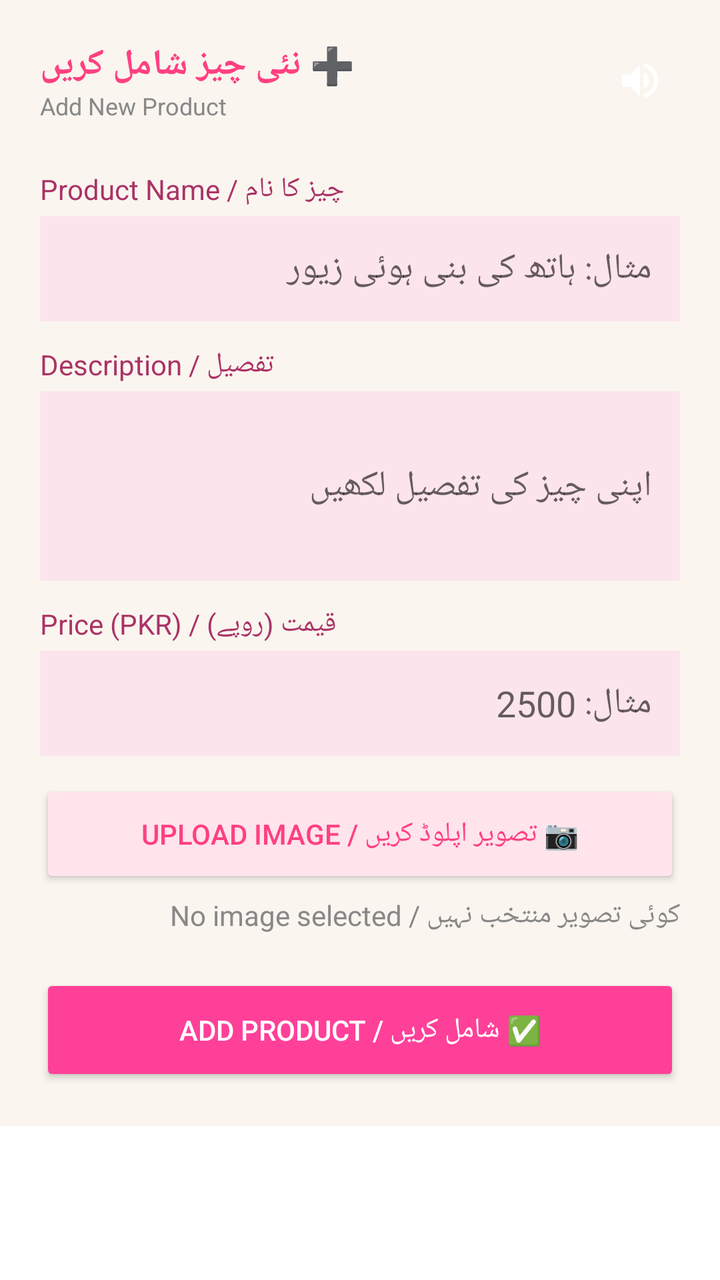
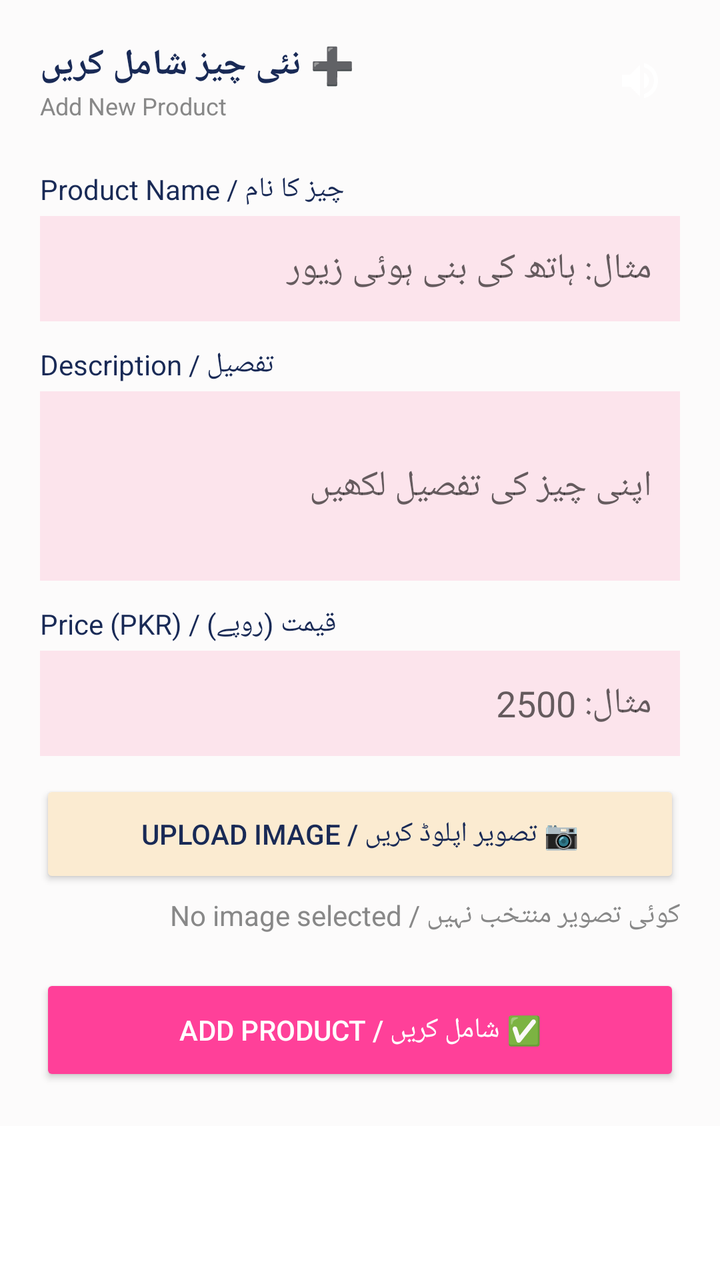

An Android layout rendered at two revisions. The XML below is the earlier revision; the diff shows what the commit changed to produce the second picture.
<!-- AndroidManifest.xml: application theme Theme.SheEmpower -->
<!-- res/layout/activity_add_product.xml -->
<?xml version="1.0" encoding="utf-8"?>
<ScrollView xmlns:android="http://schemas.android.com/apk/res/android"
    android:layout_width="match_parent"
    android:layout_height="match_parent"
    android:background="#FFFFFF">

    <LinearLayout
        android:layout_width="match_parent"
        android:layout_height="wrap_content"
        android:orientation="vertical"
        android:padding="20dp"
        android:background="?android:attr/windowBackground">

        
        
        
        <LinearLayout
            android:layout_width="match_parent"
            android:layout_height="wrap_content"
            android:orientation="horizontal"
            android:gravity="center_vertical"
            android:layout_marginBottom="8dp">

            <LinearLayout
                android:layout_width="0dp"
                android:layout_height="wrap_content"
                android:layout_weight="1"
                android:orientation="vertical">

                <TextView
                    android:layout_width="wrap_content"
                    android:layout_height="wrap_content"
                    android:text="➕ نئی چیز شامل کریں"
                    android:textSize="18sp"
                    android:textStyle="bold"
                    android:textColor="#FF4081" />

                <TextView
                    android:layout_width="wrap_content"
                    android:layout_height="wrap_content"
                    android:text="Add New Product"
                    android:textSize="12sp"
                    android:textColor="#888888" />
            </LinearLayout>

            
            <ImageButton
                android:id="@+id/btnSpeaker"
                android:layout_width="40dp"
                android:layout_height="40dp"
                android:src="@drawable/ic_speaker"
                android:background="@android:color/transparent"
                android:scaleType="centerInside" />
        </LinearLayout>

        
        
        
        <TextView
            android:layout_width="wrap_content"
            android:layout_height="wrap_content"
            android:text="چیز کا نام / Product Name"
            android:textColor="#AA3366"
            android:layout_marginTop="16dp"
            android:layout_marginBottom="4dp" />

        <com.google.android.material.textfield.TextInputEditText
            android:id="@+id/etProductName"
            android:layout_width="match_parent"
            android:layout_height="wrap_content"
            android:hint="مثال: ہاتھ کی بنی ہوئی زیور"
            android:padding="14dp"
            android:background="#FCE4EC"
            android:layout_marginBottom="12dp" />

        
        
        
        <TextView
            android:layout_width="wrap_content"
            android:layout_height="wrap_content"
            android:text="تفصیل / Description"
            android:textColor="#AA3366"
            android:layout_marginBottom="4dp" />

        <com.google.android.material.textfield.TextInputEditText
            android:id="@+id/etDescription"
            android:layout_width="match_parent"
            android:layout_height="wrap_content"
            android:hint="اپنی چیز کی تفصیل لکھیں"
            android:padding="14dp"
            android:background="#FCE4EC"
            android:layout_marginBottom="12dp"
            android:minLines="3" />

        
        
        
        <TextView
            android:layout_width="wrap_content"
            android:layout_height="wrap_content"
            android:text="قیمت (روپے) / Price (PKR)"
            android:textColor="#AA3366"
            android:layout_marginBottom="4dp" />

        <com.google.android.material.textfield.TextInputEditText
            android:id="@+id/etPrice"
            android:layout_width="match_parent"
            android:layout_height="wrap_content"
            android:hint="مثال: 2500"
            android:inputType="number"
            android:padding="14dp"
            android:background="#FCE4EC"
            android:layout_marginBottom="12dp" />

        
        
        
        <Button
            android:id="@+id/btnPickImage"
            android:layout_width="match_parent"
            android:layout_height="54dp"
            android:text="📷 تصویر اپلوڈ کریں / Upload Image"
            android:textSize="14sp"
            android:backgroundTint="#FFE4EC"
            android:textColor="#FF4081" />

        <TextView
            android:id="@+id/tvImageStatus"
            android:layout_width="match_parent"
            android:layout_height="wrap_content"
            android:text="کوئی تصویر منتخب نہیں / No image selected"
            android:textColor="#888888"
            android:layout_marginTop="4dp"
            android:layout_marginBottom="20dp" />

        
        
        
        <Button
            android:id="@+id/btnSubmit"
            android:layout_width="match_parent"
            android:layout_height="56dp"
            android:text="✅ شامل کریں / Add Product"
            android:textSize="14sp"
            android:backgroundTint="#FF4099"
            android:textColor="#FFFFFF" />

    </LinearLayout>
</ScrollView>
<!-- resources referenced by this layout -->
<resources>
  <!-- drawable ic_speaker (drawable) -->
  <?xml version="1.0" encoding="utf-8"?>
  <vector xmlns:android="http://schemas.android.com/apk/res/android"
      android:width="24dp"
      android:height="24dp"
      android:viewportWidth="24"
      android:viewportHeight="24">
      <path
          android:fillColor="#FFFFFF"
          android:pathData="M3,9v6h4l5,5V4L7,9H3zm13.5,3c0-1.77-1.02-3.29-2.5-4.03v8.05c1.48-0.73,2.5-2.25,2.5-4.02zM14,3.23v2.06c2.89,0.86,5,3.54,5,6.71s-2.11,5.85-5,6.71v2.06c4.01-0.91,7-4.49,7-8.77s-2.99-7.86-7-8.77z"/>
  </vector>
  <style name="Theme.SheEmpower" parent="Theme.AppCompat.Light.NoActionBar">
          <item name="colorPrimary">@color/lavender_primary</item>
          <item name="colorPrimaryDark">@color/lavender_dark</item>
          <item name="colorAccent">@color/lavender_primary</item>
          <item name="android:windowBackground">@color/bg_cream</item>
          <item name="android:colorBackground">@color/bg_cream</item>
          <item name="android:textColorPrimary">@color/text_dark</item>
          <item name="android:textColorSecondary">@color/text_gray</item>
      </style>
  <color name="lavender_primary">#7C3AED</color>
  <color name="lavender_dark">#5B21B6</color>
  <color name="bg_cream">#FAF5EF</color>
  <color name="text_dark">#2D253B</color>
  <color name="text_gray">#6B637B</color>
</resources>

<!-- the commit's change to res/layout/activity_add_product.xml (unified diff, before → after) -->
@@ -33,7 +33,7 @@
                     android:text="➕ نئی چیز شامل کریں"
                     android:textSize="18sp"
                     android:textStyle="bold"
-                    android:textColor="#FF4081" />
+                    android:textColor="#192A56" />
 
                 <TextView
                     android:layout_width="wrap_content"
@@ -60,7 +60,7 @@
             android:layout_width="wrap_content"
             android:layout_height="wrap_content"
             android:text="چیز کا نام / Product Name"
-            android:textColor="#AA3366"
+            android:textColor="#192A56"
             android:layout_marginTop="16dp"
             android:layout_marginBottom="4dp" />
 
@@ -80,7 +80,7 @@
             android:layout_width="wrap_content"
             android:layout_height="wrap_content"
             android:text="تفصیل / Description"
-            android:textColor="#AA3366"
+            android:textColor="#192A56"
             android:layout_marginBottom="4dp" />
 
         <com.google.android.material.textfield.TextInputEditText
@@ -100,7 +100,7 @@
             android:layout_width="wrap_content"
             android:layout_height="wrap_content"
             android:text="قیمت (روپے) / Price (PKR)"
-            android:textColor="#AA3366"
+            android:textColor="#192A56"
             android:layout_marginBottom="4dp" />
 
         <com.google.android.material.textfield.TextInputEditText
@@ -122,8 +122,8 @@
             android:layout_height="54dp"
             android:text="📷 تصویر اپلوڈ کریں / Upload Image"
             android:textSize="14sp"
-            android:backgroundTint="#FFE4EC"
-            android:textColor="#FF4081" />
+            android:backgroundTint="#FBEBD1"
+            android:textColor="#192A56" />
 
         <TextView
             android:id="@+id/tvImageStatus"
<!-- resource entries referenced after the edit -->
@@ -12,18 +12,20 @@
           android:pathData="M3,9v6h4l5,5V4L7,9H3zm13.5,3c0-1.77-1.02-3.29-2.5-4.03v8.05c1.48-0.73,2.5-2.25,2.5-4.02zM14,3.23v2.06c2.89,0.86,5,3.54,5,6.71s-2.11,5.85-5,6.71v2.06c4.01-0.91,7-4.49,7-8.77s-2.99-7.86-7-8.77z"/>
   </vector>
   <style name="Theme.SheEmpower" parent="Theme.AppCompat.Light.NoActionBar">
-          <item name="colorPrimary">@color/lavender_primary</item>
-          <item name="colorPrimaryDark">@color/lavender_dark</item>
-          <item name="colorAccent">@color/lavender_primary</item>
-          <item name="android:windowBackground">@color/bg_cream</item>
-          <item name="android:colorBackground">@color/bg_cream</item>
-          <item name="android:textColorPrimary">@color/text_dark</item>
-          <item name="android:textColorSecondary">@color/text_gray</item>
+          <item name="colorPrimary">@color/primary</item>
+          <item name="colorPrimaryDark">@color/primary_dark</item>
+          <item name="colorAccent">@color/accent</item>
+          <item name="android:windowBackground">@color/background</item>
+          <item name="android:colorBackground">@color/background</item>
+          <item name="android:textColorPrimary">@color/text_primary</item>
+          <item name="android:textColorSecondary">@color/text_secondary</item>
+          <item name="android:statusBarColor">@color/primary_dark</item>
       </style>
-  <color name="lavender_primary">#7C3AED</color>
-  <color name="lavender_dark">#5B21B6</color>
-  <color name="bg_cream">#FAF5EF</color>
-  <color name="text_dark">#2D253B</color>
-  <color name="text_gray">#6B637B</color>
+  <color name="primary">#192A56</color>
+  <color name="primary_dark">#0F1B3D</color>
+  <color name="accent">#F7D794</color>
+  <color name="background">#FCFBFB</color>
+  <color name="text_primary">#192A56</color>
+  <color name="text_secondary">#6B7A99</color>
 </resources>
 
